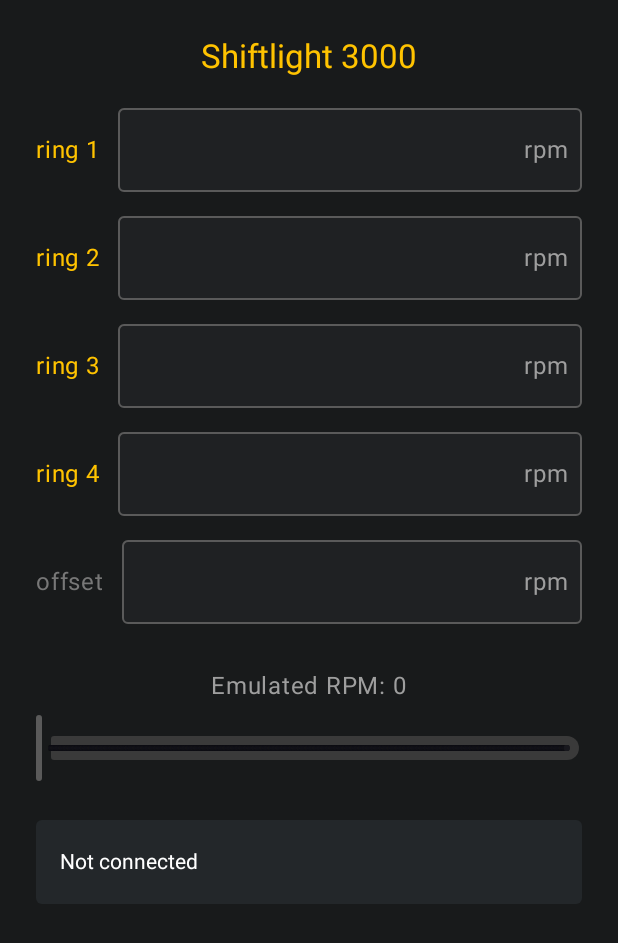
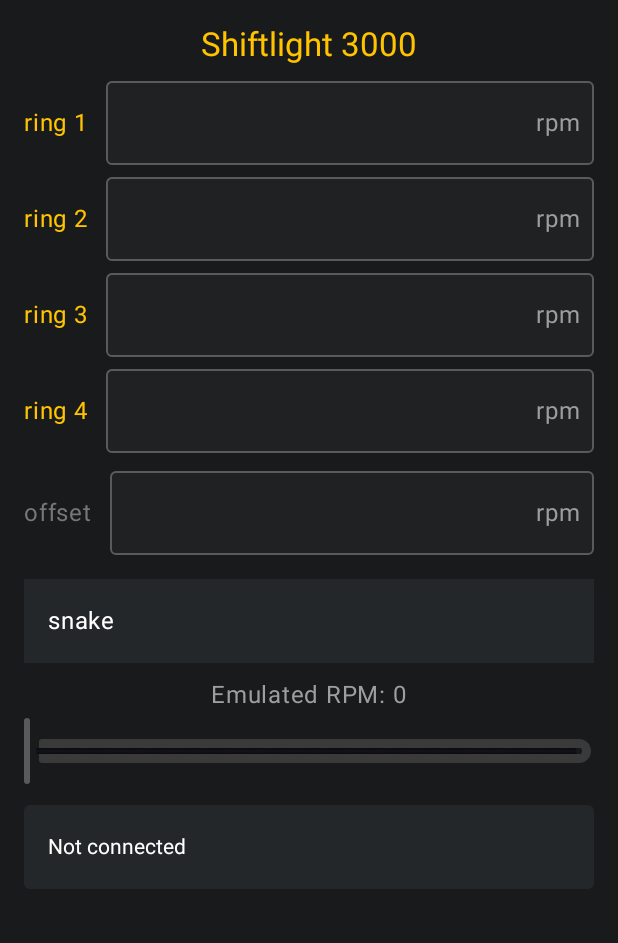
Before and after one commit to ryzlab/shiftlight, an Android app built with Jetpack Compose: the screen it shows after launch (MainActivity), on a phone screen of 412 x 824 dp. Shown: the top 943 px of the screen. Run offline under Robolectric (Android 15) with nearby library versions, the phone set to English and light mode, and no system bars; libraries missing offline, so code that uses them is left out: com.hoho.android; 6 statements that could not run were skipped.

Commit message:
Fixed some

```diff
--- a/android/shiftlight/app/src/main/java/se/ryz/shiftlight/MainActivity.kt
+++ b/android/shiftlight/app/src/main/java/se/ryz/shiftlight/MainActivity.kt
@@ -41,6 +41,10 @@ import kotlinx.coroutines.withTimeoutOrNull
 import java.nio.charset.StandardCharsets
 import kotlinx.coroutines.launch
 import java.io.IOException
+import androidx.compose.foundation.clickable
+import androidx.compose.foundation.background
+import androidx.compose.material3.DropdownMenu
+import androidx.compose.material3.DropdownMenuItem
 
 private val globalBuffer = StringBuilder()
 
@@ -126,6 +130,11 @@ class MainActivity : ComponentActivity() {
             var openPorts by remember { mutableStateOf(mutableMapOf<String, UsbSerialPort>()) }
             var sliderChanged by remember { mutableStateOf(false) }
 
+            // Dropdown options list - easy to add more options
+            val dropdownOptions = listOf("snake", "rings")
+            var expanded by remember { mutableStateOf(false) }
+            var selectedOption by remember { mutableStateOf("snake") }
+
             fun disableAll() {
                 isDisabled = true
             }
@@ -142,6 +151,9 @@ class MainActivity : ComponentActivity() {
                 obj.put("ring3", ringValues.getOrNull(2)?.toIntOrZero() ?: 0)
                 obj.put("ring4", ringValues.getOrNull(3)?.toIntOrZero() ?: 0)
                 obj.put("offset", offsetValue.value.toIntOrZero())
+                // Add mode key with index of selected dropdown value
+                val modeIndex = dropdownOptions.indexOf(selectedOption)
+                obj.put("mode", modeIndex)
                 return obj.toString()
             }
 
@@ -177,7 +189,7 @@ class MainActivity : ComponentActivity() {
                 }
             }
 
-            // Parse JSON string and update edit boxes (expects keys: ring 1..4, offset)
+            // Parse JSON string and update edit boxes (expects keys: ring 1..4, offset, mode)
             fun applyValuesJson(json: String) {
                 try {
                     val obj = JSONObject(json)
@@ -191,6 +203,12 @@ class MainActivity : ComponentActivity() {
                         .coerceIn(0, 9999)
                     val off =
                         obj.optInt("offset", offsetValue.value.toIntOrZero()).coerceIn(0, 9999)
+
+                    // Read mode value and update dropdown selection
+                    val modeIndex = obj.optInt("mode", 0).coerceIn(0, dropdownOptions.size - 1)
+                    if (modeIndex < dropdownOptions.size) {
+                        selectedOption = dropdownOptions[modeIndex]
+                    }
 
                     if (ringValues.size >= 4) {
                         ringValues[0] = r1.toString()
@@ -353,7 +371,7 @@ class MainActivity : ComponentActivity() {
                         Column(
                             modifier = Modifier
                                 .fillMaxSize()
-                                .padding(24.dp),
+                                .padding(16.dp),
                             verticalArrangement = Arrangement.SpaceBetween
                         ) {
                             Column(
@@ -367,13 +385,13 @@ class MainActivity : ComponentActivity() {
                                     textAlign = TextAlign.Center,
                                     modifier = Modifier
                                         .fillMaxWidth()
-                                        .padding(bottom = 12.dp)
+                                        .padding(bottom = 6.dp)
                                 )
                                 for (i in 1..4) {
                                     Row(
                                         modifier = Modifier
                                             .fillMaxWidth()
-                                            .padding(vertical = 8.dp),
+                                            .padding(vertical = 4.dp),
                                         verticalAlignment = Alignment.CenterVertically
                                     ) {
                                         Text(
@@ -482,13 +500,43 @@ class MainActivity : ComponentActivity() {
                                         )
                                     )
                                 }
-                                // Slider block (value display and slider) below offset
-                                Spacer(modifier = Modifier.height(16.dp))
+
+                                // Dropdown menu above slider
+                                Spacer(modifier = Modifier.height(8.dp))
+                                Box(modifier = Modifier.fillMaxWidth()) {
+                                    Text(
+                                        text = selectedOption,
+                                        modifier = Modifier
+                                            .fillMaxWidth()
+                                            .clickable { expanded = true }
+                                            .background(Color(0xFF23272A))
+                                            .padding(16.dp),
+                                        color = Color.White
+                                    )
+                                    DropdownMenu(
+                                        expanded = expanded,
+                                        onDismissRequest = { expanded = false },
+                                        modifier = Modifier.fillMaxWidth()
+                                    ) {
+                                        dropdownOptions.forEach { option ->
+                                            DropdownMenuItem(
+                                                text = { Text(text = option) },
+                                                onClick = {
+                                                    selectedOption = option
+                                                    expanded = false
+                                                }
+                                            )
+                                        }
+                                    }
+                                }
+
+                                // Slider block (value display and slider) below dropdown
+                                Spacer(modifier = Modifier.height(8.dp))
                                 Text(
                                     text = "Emulated RPM: ${sliderValue.toInt()}",
                                     color = if (isDisabled) Color(0xFF9E9E9E) else Color(0xFFFFC300),
                                     style = MaterialTheme.typography.bodyLarge,
-                                    modifier = Modifier.padding(vertical = 8.dp)
+                                    modifier = Modifier.padding(vertical = 4.dp)
                                 )
                                 Slider(
                                     value = sliderValue,
@@ -517,7 +565,7 @@ class MainActivity : ComponentActivity() {
                                     enabled = true,
                                     modifier = Modifier
                                         .fillMaxWidth()
-                                        .padding(top = 24.dp),
+                                        .padding(top = 12.dp),
                                     textStyle = TextStyle(color = statusColor),
                                     colors = TextFieldDefaults.colors(
                                         focusedContainerColor = Color(0xFF23272A),
```
Also changed, not shown: 1 other file.
